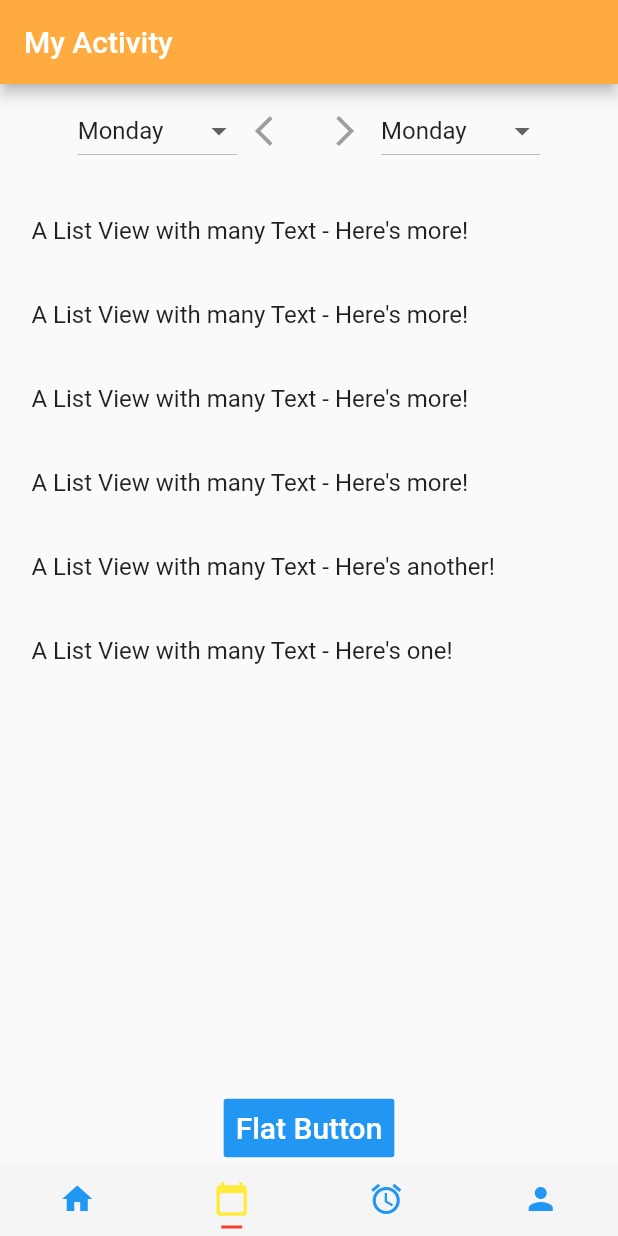
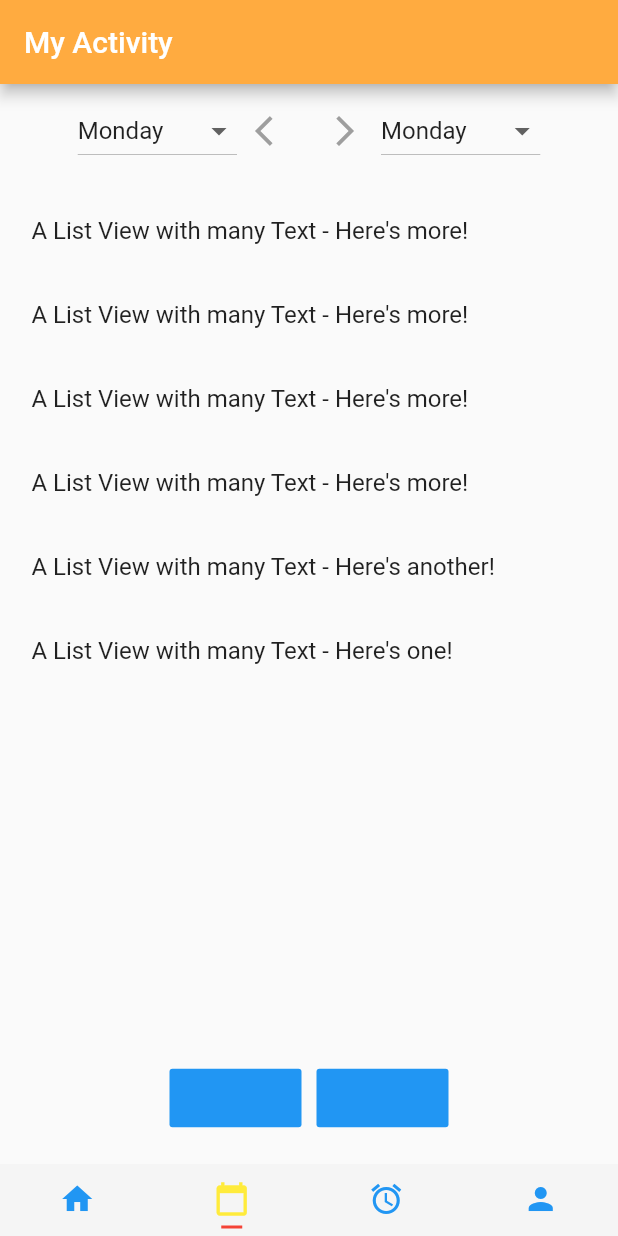
Before and after one commit to medabbassi/me_daily, a Flutter app: the screen it shows after launch, item 2 of the bottom bar chosen, on a phone screen of 412 x 824 dp. Run offline on Flutter 3.47's test engine with Material 2 defaults, Android fonts, the phone set to English and light mode, and no system bars; our stand-ins replace carousel_slider; network calls fail.

Commit message:
make some UI modification in the app Continue developping the second interface in the app

```diff
--- /dev/null
+++ b/lib/interfaces/flowAchievement.dart
@@ -0,0 +1,10 @@
+import 'package:flutter/material.dart';
+
+// ignore: camel_case_types
+class flowAchievement extends StatelessWidget {
+  @override
+  Widget build(BuildContext context) {
+    // TODO: implement build
+    return Scaffold();
+  }
+}
--- a/lib/interfaces/makeActivity.dart
+++ b/lib/interfaces/makeActivity.dart
@@ -19,7 +19,9 @@ class MakeActivity extends StatelessWidget {
         backgroundColor: Colors.orangeAccent,
       ),
       body: Container(
+        padding: EdgeInsets.fromLTRB(0, 0, 0, 10),
         child: Column(
+
           mainAxisAlignment: MainAxisAlignment.start,
           children: <Widget>[
             SizedBox(height: 7.0),
@@ -109,8 +111,12 @@ class MakeActivity extends StatelessWidget {
                 }).toList(),
               ),
             ),
+            Row(
+              mainAxisAlignment: MainAxisAlignment.center,
+              children: <Widget>[
                 FlatButton(
                   color: Colors.blue,
+
                   textColor: Colors.white,
                   disabledColor: Colors.grey,
                   disabledTextColor: Colors.black,
@@ -120,10 +126,31 @@ class MakeActivity extends StatelessWidget {
                     /*...*/
                   },
                   child: Text(
-                "Flat Button",
+                    "",
                     style: TextStyle(fontSize: 20.0),
                   ),
-            )
+                ),
+                SizedBox(width: 10),
+                FlatButton(
+                  color: Colors.blue,
+
+                  textColor: Colors.white,
+                  disabledColor: Colors.grey,
+                  disabledTextColor: Colors.black,
+                  padding: EdgeInsets.all(8.0),
+                  splashColor: Colors.blueAccent,
+                  onPressed: () {
+                    /*...*/
+                  },
+                  child: Text(
+                    "",
+                    style: TextStyle(fontSize: 20.0),
+                  ),
+                ),
+              ],
+            ),
+
+            SizedBox(height: 10.0),
           ],
         ),
       ),
--- a/lib/main.dart
+++ b/lib/main.dart
@@ -1,4 +1,5 @@
 import 'package:flutter/material.dart';
+import 'package:me_daily/interfaces/flowAchievement.dart';
 import 'package:me_daily/interfaces/home.dart';
 import 'package:me_daily/interfaces/makeActivity.dart';
 import 'dart:async';
@@ -28,7 +29,7 @@ class MyApp extends StatelessWidget {
                 child: MakeActivity(),
               ),
               new Container(
-                color: Colors.lightGreen,
+                child: flowAchievement(),
               ),
               new Container(
                 color: Colors.red,
```
Lines whose indentation alone changed are shown as unchanged.
